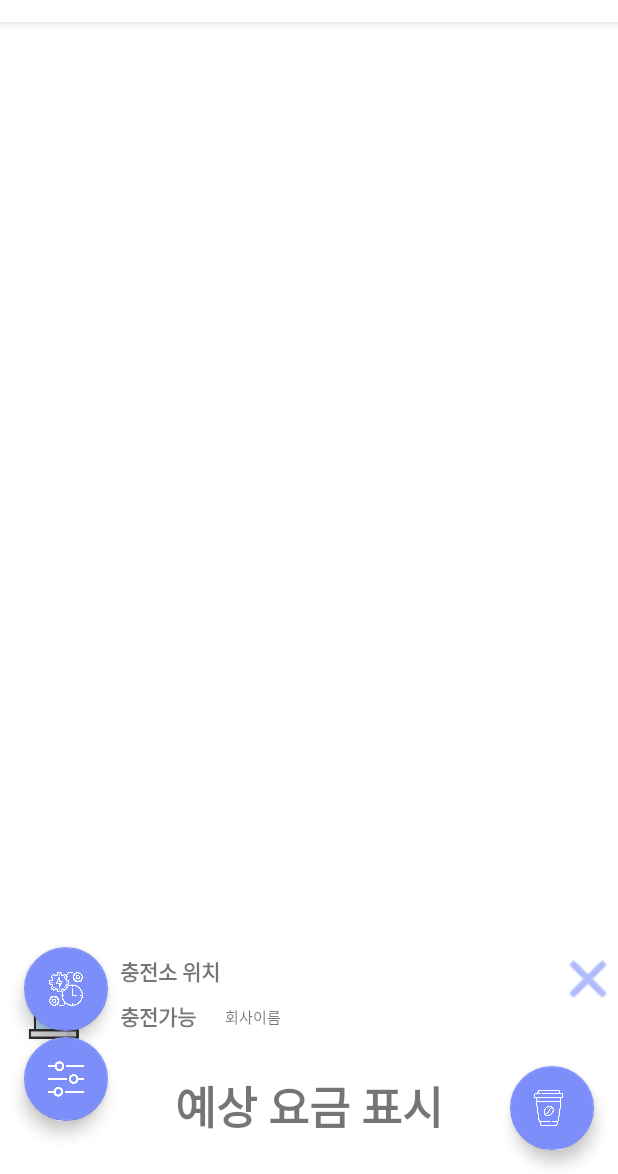
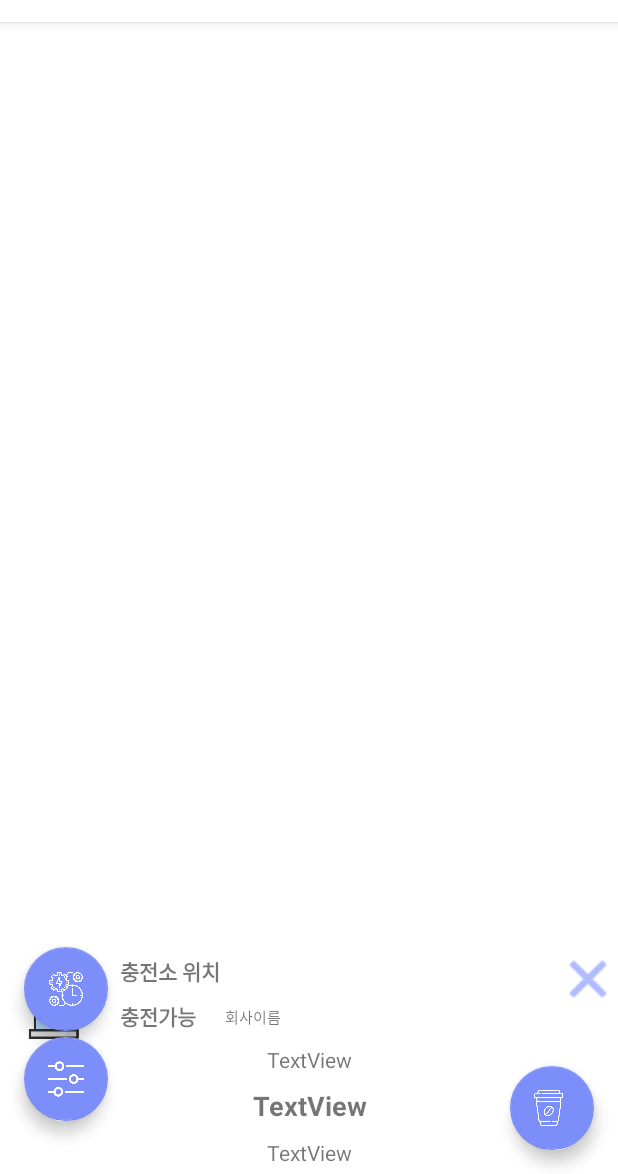
Before and after one commit to Capstone2021-1/EVtalk, an Android app: the layout activity_main.xml on its own in the app's theme, with its tools: preview values and no code run, on a phone screen of 412 x 824 dp, the part 62-1236 px from its top. Run offline under Robolectric (Android 15) with nearby library versions, the phone set to English and light mode, and no system bars.

Commit message:
바텀시트 예상요금표시

```diff
--- a/app/src/main/java/org/techtown/evtalk/ui/station/StationPageActivity.java
+++ b/app/src/main/java/org/techtown/evtalk/ui/station/StationPageActivity.java
@@ -44,9 +44,7 @@ public class StationPageActivity extends AppCompatActivity {
     private Button button;
     public static List<Station> station = new ArrayList<>(); // API 호출 충전소 정보
     Station bus = null;
-    public static int parsingcount;
     private RetrofitConnection retrofit = new RetrofitConnection();
-//    public static int chargingcount = 0;
 
 
     @Override
--- a/app/src/main/res/layout/activity_main.xml
+++ b/app/src/main/res/layout/activity_main.xml
@@ -96,13 +96,33 @@
                     android:orientation="vertical">
 
                     <TextView
-                        android:id="@+id/bs_fee"
+                        android:id="@+id/textView15"
                         android:layout_width="match_parent"
-                        android:layout_height="match_parent"
+                        android:layout_height="wrap_content"
+                        android:layout_gravity="center"
+                        android:layout_weight="1"
                         android:gravity="center"
-                        android:text="예상 요금 표시"
-                        android:textSize="30sp"
+                        android:text="TextView" />
+
+                    <TextView
+                        android:id="@+id/textView16"
+                        android:layout_width="match_parent"
+                        android:layout_height="wrap_content"
+                        android:layout_gravity="center"
+                        android:layout_weight="1"
+                        android:gravity="center"
+                        android:text="TextView"
+                        android:textSize="18sp"
                         android:textStyle="bold" />
+
+                    <TextView
+                        android:id="@+id/textView17"
+                        android:layout_width="match_parent"
+                        android:layout_height="wrap_content"
+                        android:layout_gravity="center"
+                        android:layout_weight="1"
+                        android:gravity="center"
+                        android:text="TextView" />
                 </LinearLayout>
 
             </LinearLayout>
```
Also changed, not shown: app/src/main/java/org/techtown/evtalk/MainActivity.java (+32 -1 lines).
